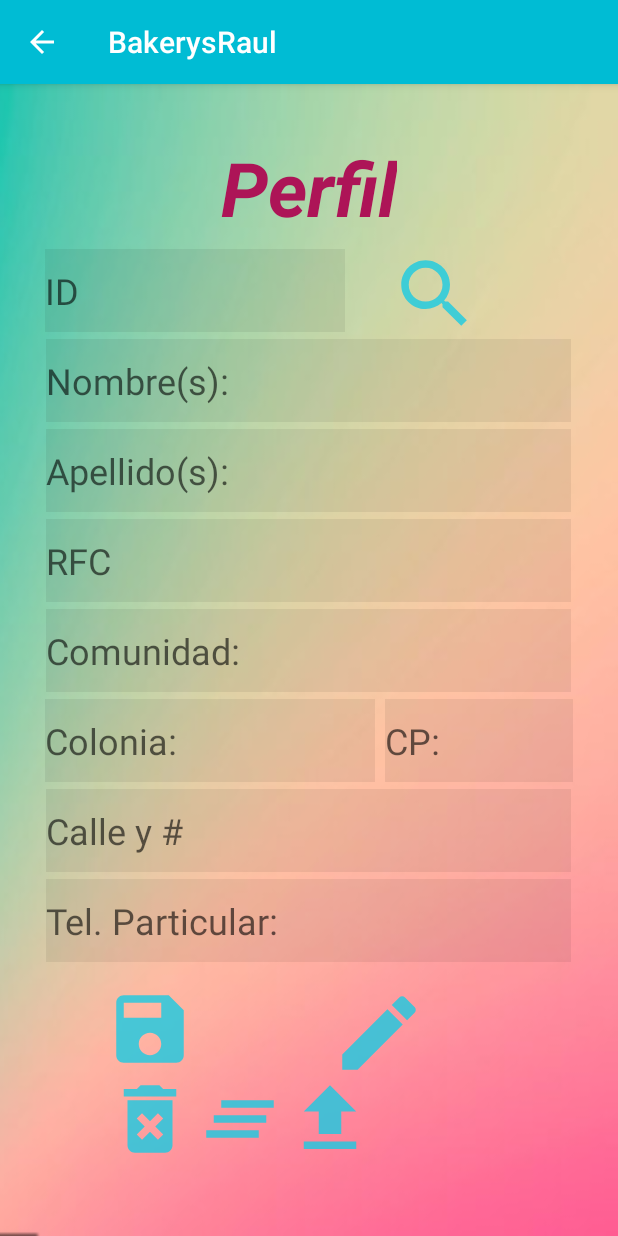
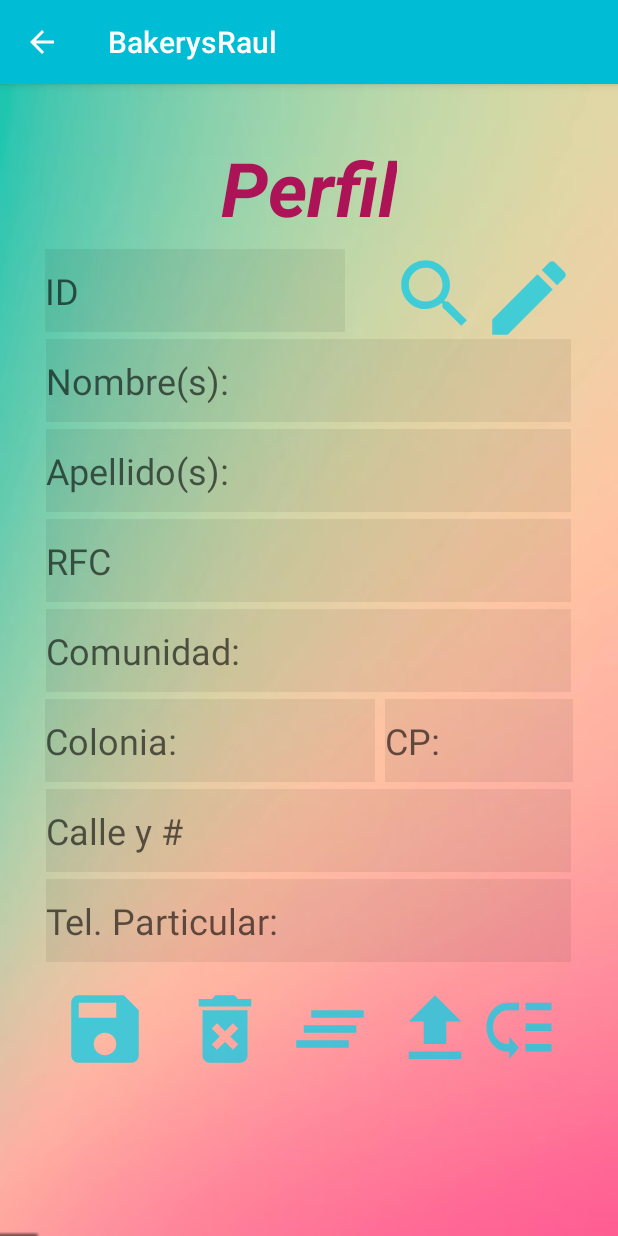
Before and after one commit to SandraGpe/BakerysRaul, an Android app: the UserPerfil screen opened directly, with no data from a screen before it, on a phone screen of 412 x 824 dp. Run offline under Robolectric (Android 15) with nearby library versions, the light colour scheme and no system bars; our stand-ins replace Volley.

Commit message:
update 3

```diff
--- /dev/null
+++ b/app/src/main/res/drawable-anydpi/pconsultar.xml
@@ -0,0 +1,11 @@
+<vector xmlns:android="http://schemas.android.com/apk/res/android"
+    android:width="24dp"
+    android:height="24dp"
+    android:viewportWidth="24"
+    android:viewportHeight="24"
+    android:tint="#19CAE2"
+    android:alpha="0.8">
+    <path
+        android:fillColor="#FF000000"
+        android:pathData="M14,5h8v2h-8zM14,10.5h8v2h-8zM14,16h8v2h-8zM2,11.5C2,15.08 4.92,18 8.5,18L9,18v2l3,-3 -3,-3v2h-0.5C6.02,16 4,13.98 4,11.5S6.02,7 8.5,7L12,7L12,5L8.5,5C4.92,5 2,7.92 2,11.5z"/>
+</vector>
--- a/app/src/main/res/layout/activity_user_perfil.xml
+++ b/app/src/main/res/layout/activity_user_perfil.xml
@@ -143,8 +143,8 @@
                 android:id="@+id/imgActualizar"
                 android:layout_width="65dp"
                 android:layout_height="65dp"
-                android:layout_marginLeft="210dp"
-                android:layout_marginTop="590dp"
+                android:layout_marginLeft="310dp"
+                android:layout_marginTop="100dp"
                 android:background="@drawable/peditar"
                 android:ems="15"
                 android:onClick="Actualizar"
@@ -154,8 +154,8 @@
                 android:id="@+id/imgBorrar"
                 android:layout_width="60dp"
                 android:layout_height="60dp"
-                android:layout_marginLeft="60dp"
-                android:layout_marginTop="650dp"
+                android:layout_marginLeft="110dp"
+                android:layout_marginTop="590dp"
                 android:background="@drawable/pborrar"
                 android:ems="15"
                 android:onClick="Borrar"
@@ -165,8 +165,8 @@
                 android:id="@+id/imgLimpiar"
                 android:layout_width="60dp"
                 android:layout_height="60dp"
-                android:layout_marginLeft="120dp"
-                android:layout_marginTop="650dp"
+                android:layout_marginLeft="180dp"
+                android:layout_marginTop="590dp"
                 android:background="@drawable/plimpiar"
                 android:ems="15"
                 android:onClick="Limpiar"
@@ -176,11 +176,23 @@
                 android:id="@+id/imgCargar"
                 android:layout_width="60dp"
                 android:layout_height="60dp"
-                android:layout_marginLeft="180dp"
-                android:layout_marginTop="650dp"
+                android:layout_marginLeft="250dp"
+                android:layout_marginTop="590dp"
                 android:background="@drawable/pcargar"
                 android:ems="15"
                 android:onClick="getAllClientes"
+                android:textSize="24sp" />
+
+            <ImageButton
+                android:id="@+id/imgConsultar"
+                android:layout_width="60dp"
+                android:layout_height="60dp"
+                android:layout_marginLeft="310dp"
+                android:layout_marginTop="590dp"
+                android:layout_marginRight="30dp"
+                android:background="@drawable/pconsultar"
+                android:ems="15"
+                android:onClick="Consultar"
                 android:textSize="24sp" />
 
             <ImageButton
@@ -188,7 +200,7 @@
                 android:layout_width="60dp"
                 android:layout_height="60dp"
                 android:layout_marginTop="590dp"
-                android:layout_marginLeft="60dp"
+                android:layout_marginLeft="30dp"
                 android:background="@drawable/pguardar"
                 android:ems="15"
                 android:onClick="Agregar"
```
Also changed, not shown: app/src/main/res/drawable-hdpi/pconsultar.png (added), app/src/main/res/drawable-mdpi/pconsultar.png (added), app/src/main/res/drawable-xhdpi/pconsultar.png (added), app/src/main/res/drawable-xxhdpi/pconsultar.png (added).
